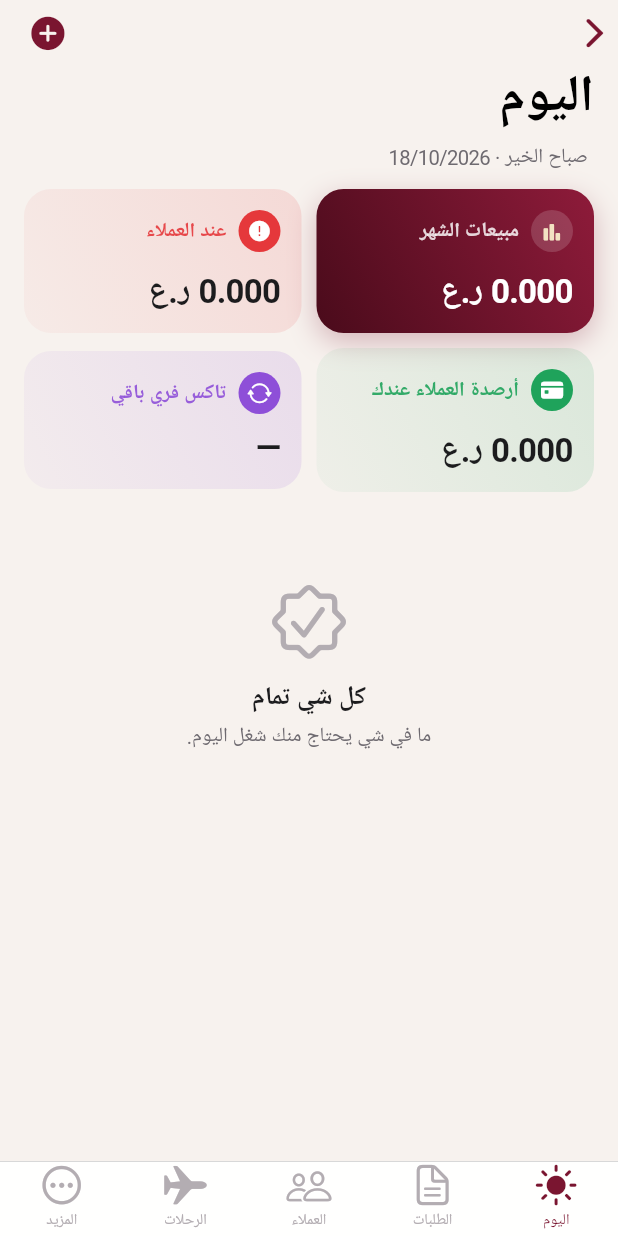
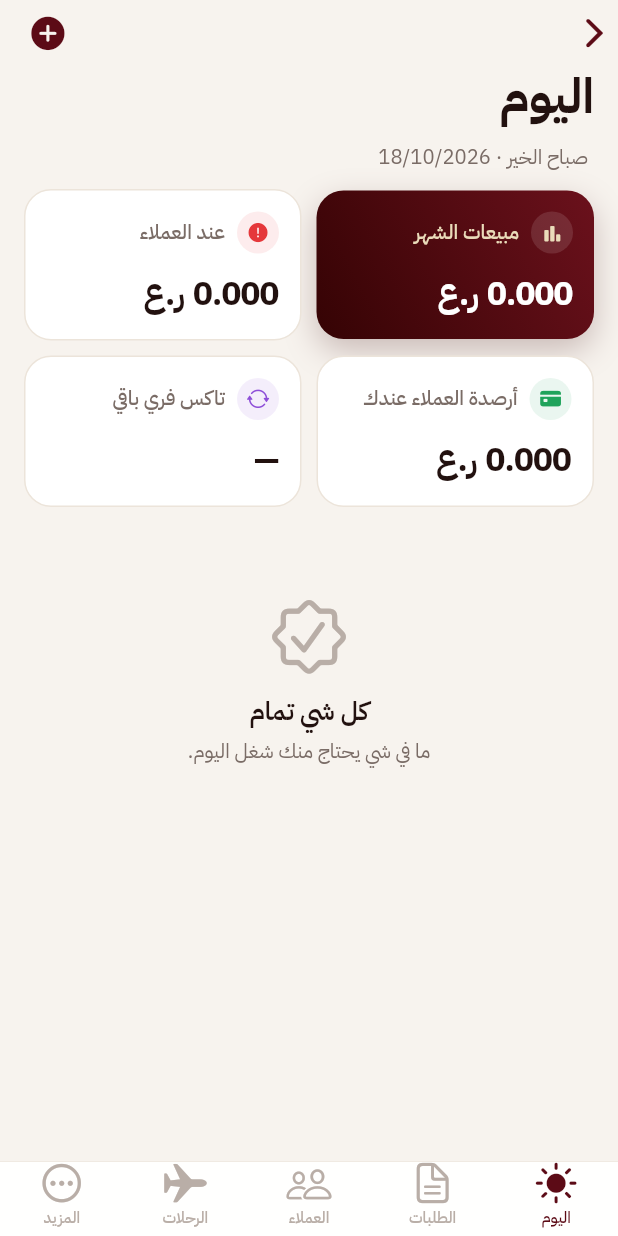
Before and after one commit to ghshopper/-gh-platform, a Flutter app: the Tabs screen opened directly, on a phone screen of 412 x 824 dp. Run offline on Flutter 3.47's test engine with Material 3 defaults, Android fonts, the phone set to English and light mode, and no system bars; our stand-ins replace flutter_secure_storage, image_picker, local_auth, pdf, printing, share_plus and 2 more; missing offline and left inert: mobile_scanner; accounts and stored records are empty; network calls fail.

Commit message:
Admin app look: brand maroon and gold, IBM Plex Sans Arabic, calmer cards, brand-tone avatars
Co-Authored-By: Claude Opus 5.5 <noreply@anthropic.com>
Claude-Session: https://claude.ai/code/session_01PsNBSDAgL63NENXEdRhdq4

```diff
--- a/lib/main.dart
+++ b/lib/main.dart
@@ -20,11 +20,25 @@ Future<void> main() async {
   runApp(const GhApp());
 }
 
+const ghFont = 'IBMPlexSansArabic';
+
+/// The app's look: brand maroon, warm cream and the brand font everywhere.
 const ghTheme = CupertinoThemeData(
   brightness: Brightness.light,
   primaryColor: GH.burgundy,
   scaffoldBackgroundColor: GH.bg,
-  barBackgroundColor: Color(0xF0F9F9F9),
+  barBackgroundColor: Color(0xF2F7F3EE),
+  textTheme: CupertinoTextThemeData(
+    primaryColor: GH.burgundy,
+    textStyle: TextStyle(fontFamily: ghFont, fontSize: 16, color: GH.label),
+    actionTextStyle: TextStyle(fontFamily: ghFont, fontSize: 16, color: GH.burgundy),
+    tabLabelTextStyle: TextStyle(fontFamily: ghFont, fontSize: 10.5, fontWeight: FontWeight.w500),
+    navTitleTextStyle: TextStyle(fontFamily: ghFont, fontSize: 17, fontWeight: FontWeight.w600, color: GH.label),
+    navLargeTitleTextStyle: TextStyle(fontFamily: ghFont, fontSize: 32, fontWeight: FontWeight.w700, color: GH.label, letterSpacing: -0.3),
+    navActionTextStyle: TextStyle(fontFamily: ghFont, fontSize: 16.5, color: GH.burgundy),
+    pickerTextStyle: TextStyle(fontFamily: ghFont, fontSize: 21, color: GH.label),
+    dateTimePickerTextStyle: TextStyle(fontFamily: ghFont, fontSize: 21, color: GH.label),
+  ),
 );
 
 class GhApp extends StatelessWidget {
--- a/lib/models.dart
+++ b/lib/models.dart
@@ -612,7 +612,7 @@ class Order {
 
   /// 'app' or 'web' for online orders.
   final String? storeSource;
-  String get sourceLabel => storeSource == 'app' ? '📱 التطبيق' : '🌐 الموقع';
+  String get sourceLabel => storeSource == 'app' ? 'من التطبيق' : 'من الموقع';
 
   /// Paid online by card / Apple Pay (Amwal).
   final bool paidOnline;
--- a/lib/pages/order_detail_page.dart
+++ b/lib/pages/order_detail_page.dart
@@ -684,7 +684,7 @@ class _OrderDetailPageState extends State<OrderDetailPage> {
                         CupertinoButton(
                           padding: const EdgeInsets.symmetric(horizontal: 10),
                           minSize: 30,
-                          color: const Color(0xFFF1E7E8),
+                          color: const Color(0xFFF2EAE0),
                           borderRadius: BorderRadius.circular(8),
                           onPressed: _busy
                               ? null
--- a/lib/pages/tabs.dart
+++ b/lib/pages/tabs.dart
@@ -47,6 +47,7 @@ class _TabsState extends State<Tabs> {
             activeColor: GH.burgundy,
             inactiveColor: GH.tertiary,
             backgroundColor: const Color(0xF7FFFFFF),
+            border: const Border(top: BorderSide(color: GH.separator, width: 0.5)),
             onTap: (i) => setState(() => _index = i),
             items: const [
               BottomNavigationBarItem(
--- a/lib/ui/colors.dart
+++ b/lib/ui/colors.dart
@@ -1,21 +1,22 @@
 import 'package:flutter/cupertino.dart';
 
-/// GH Shopper palette: brand burgundy & gold on a warm, lively iOS base.
+/// GH Shopper palette: the brand's deep maroon and gold (same identity as
+/// the customer app and the website) on warm cream neutrals.
 class GH {
-  static const burgundy = Color(0xFF7A1530);
-  static const burgundyDeep = Color(0xFF4A0B1B);
-  static const rose = Color(0xFFC2415F);
-  static const gold = Color(0xFFC79A4B);
-  static const goldLight = Color(0xFFF3E3C3);
-  static const sand = Color(0xFFF6E9DA);
+  static const burgundy = Color(0xFF5C0B16);
+  static const burgundyDeep = Color(0xFF350304);
+  static const rose = Color(0xFFA8455A);
+  static const gold = Color(0xFFB08A45);
+  static const goldLight = Color(0xFFEADCBA);
+  static const sand = Color(0xFFF3EBDF);
 
-  // Warm iOS / Shopify-like neutrals
-  static const bg = Color(0xFFF7F2EE);
+  // Warm neutrals
+  static const bg = Color(0xFFF7F3EE);
   static const card = Color(0xFFFFFFFF);
-  static const separator = Color(0xFFEDE6E1);
-  static const label = Color(0xFF1C1C1E);
-  static const secondary = Color(0xFF6E6A70);
-  static const tertiary = Color(0xFFB3ADB2);
+  static const separator = Color(0xFFECE4DA);
+  static const label = Color(0xFF22110F);
+  static const secondary = Color(0xFF7A6C66);
+  static const tertiary = Color(0xFFB9AEA7);
 
   // Lively accents
   static const green = Color(0xFF1FA35B);
@@ -34,19 +35,19 @@ class GH {
   static const brandGradient = LinearGradient(
     begin: AlignmentDirectional.topStart,
     end: AlignmentDirectional.bottomEnd,
-    colors: [Color(0xFF8E1B3A), Color(0xFF4A0B1B)],
+    colors: [Color(0xFF6B111C), Color(0xFF350304)],
   );
 
   /// Friendly avatar colours, picked by name.
   static const avatars = [
-    Color(0xFF7A1530),
-    Color(0xFFC79A4B),
-    Color(0xFF2F7CF6),
-    Color(0xFF1FA35B),
-    Color(0xFF8E4FD8),
-    Color(0xFFE5508C),
-    Color(0xFF13A8A8),
-    Color(0xFFF08C00),
+    Color(0xFF5C0B16),
+    Color(0xFFB08A45),
+    Color(0xFF2B2522),
+    Color(0xFF8C5A3C),
+    Color(0xFF6F7556),
+    Color(0xFF4F5B6B),
+    Color(0xFF9B6B6B),
+    Color(0xFF7D6A4F),
   ];
 
   static Color avatarFor(String name) =>
--- a/lib/ui/kit.dart
+++ b/lib/ui/kit.dart
@@ -64,7 +64,7 @@ class GHPage extends StatelessWidget {
                   trailing: trailing,
                   leading: leading,
                   previousPageTitle: previousPageTitle,
-                  backgroundColor: const Color(0xF0F2F2F7),
+                  backgroundColor: const Color(0xF2F7F3EE),
                   border: null,
                   transitionBetweenRoutes: false,
                 ),
@@ -269,7 +269,7 @@ class _PressableState extends State<Pressable> {
       onLongPress: widget.onLongPress,
       child: AnimatedContainer(
         duration: const Duration(milliseconds: 90),
-        color: _down ? const Color(0xFFE9E9EE) : const Color(0x00FFFFFF),
+        color: _down ? const Color(0xFFF1EAE1) : const Color(0x00FFFFFF),
         child: widget.child,
       ),
     );
@@ -491,21 +491,16 @@ class StatCard extends StatelessWidget {
       child: Container(
         padding: const EdgeInsets.all(14),
         decoration: BoxDecoration(
-          gradient: hero
-              ? GH.brandGradient
-              : LinearGradient(
-                  begin: AlignmentDirectional.topStart,
-                  end: AlignmentDirectional.bottomEnd,
-                  colors: [color.withAlpha(34), color.withAlpha(10)],
-                ),
+          gradient: hero ? GH.brandGradient : null,
           color: hero ? null : GH.card,
           borderRadius: BorderRadius.circular(18),
+          border: hero ? null : Border.all(color: GH.separator),
           boxShadow: hero
               ? [
                   BoxShadow(
-                      color: GH.burgundy.withAlpha(70),
-                      blurRadius: 16,
-                      offset: const Offset(0, 6))
+                      color: GH.burgundyDeep.withAlpha(60),
+                      blurRadius: 18,
+                      offset: const Offset(0, 8))
                 ]
               : null,
         ),
@@ -519,21 +514,21 @@ class StatCard extends StatelessWidget {
                     width: 28,
                     height: 28,
                     decoration: BoxDecoration(
-                      color: hero ? CupertinoColors.white.withAlpha(40) : color,
+                      color: hero ? CupertinoColors.white.withAlpha(30) : color.withAlpha(24),
                       shape: BoxShape.circle,
                     ),
                     child: Icon(icon,
-                        size: 16,
-                        color: hero ? GH.goldLight : CupertinoColors.white),
+                        size: 15,
+                        color: hero ? GH.goldLight : color),
                   ),
                 if (icon != null) const SizedBox(width: 8),
                 Expanded(
                     child: Text(label,
                         style: T.sub.copyWith(
                             color: hero
-                                ? CupertinoColors.white.withAlpha(210)
-                                : color.withAlpha(230),
-                            fontWeight: FontWeight.w600))),
+                                ? GH.goldLight
+                                : GH.secondary,
+                            fontWeight: FontWeight.w500))),
               ],
             ),
             const SizedBox(height: 10),
@@ -568,7 +563,7 @@ class PrimaryButton extends StatelessWidget {
       child: DecoratedBox(
         decoration: BoxDecoration(
           gradient: onPressed == null || busy ? null : GH.brandGradient,
-          color: onPressed == null || busy ? const Color(0xFFD9C3C8) : null,
+          color: onPressed == null || busy ? const Color(0xFFD8CBC3) : null,
           borderRadius: BorderRadius.circular(14),
           boxShadow: onPressed == null || busy
               ? null
@@ -619,7 +614,7 @@ class SecondaryButton extends StatelessWidget {
       height: 50,
       child: CupertinoButton(
         padding: const EdgeInsets.symmetric(horizontal: 16),
-        color: const Color(0xFFF1E7E8),
+        color: const Color(0xFFF2EAE0),
         borderRadius: BorderRadius.circular(12),
         onPressed: onPressed,
         child: Row(
```
Also changed, not shown: pubspec.yaml (+10 -0 lines).
